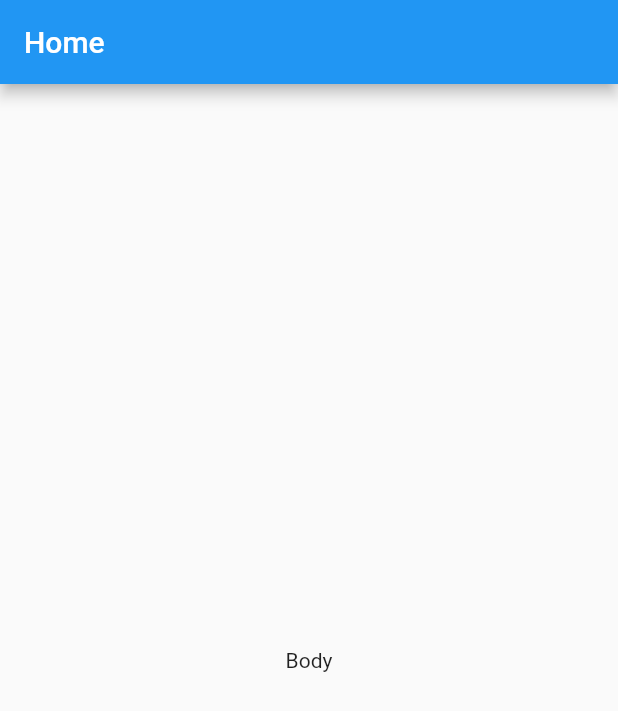
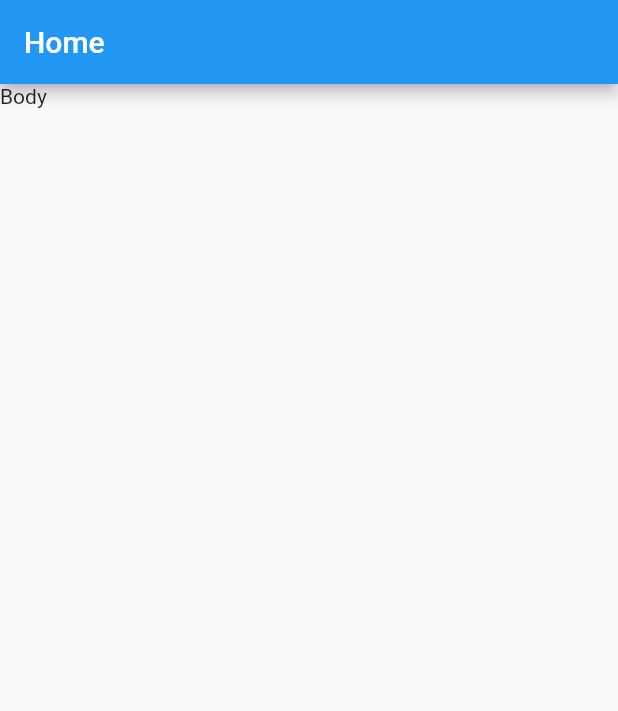
Before and after one commit to Dushani-Ranasinghe/my_first_flutter_app, a Flutter app: the screen it shows after launch, on a phone screen of 412 x 824 dp. Shown: the top 711 px of the screen. Run offline on Flutter 3.47's test engine with Material 2 defaults, Android fonts, the phone set to English and light mode, and no system bars.

Commit message:
Test container and center layouts

```diff
--- a/lib/main.dart
+++ b/lib/main.dart
@@ -9,7 +9,8 @@ class MyApp extends StatelessWidget {
   Widget build(BuildContext context) {
     return MaterialApp(
       title: "Demo Application",
-      theme: ThemeData(primarySwatch: Colors.blue),
+      theme:
+          ThemeData(primarySwatch: Colors.blue),
       home: HomePage(),
     );
   }
@@ -22,7 +23,7 @@ class HomePage extends StatelessWidget {
   Widget build(BuildContext context) {
     return Scaffold(
       appBar: AppBar(title: Text("Home")),
-      body: Center(child: Text("Body")),
+      body: Container(child: Text("Body")),
     );
   }
 }
```
